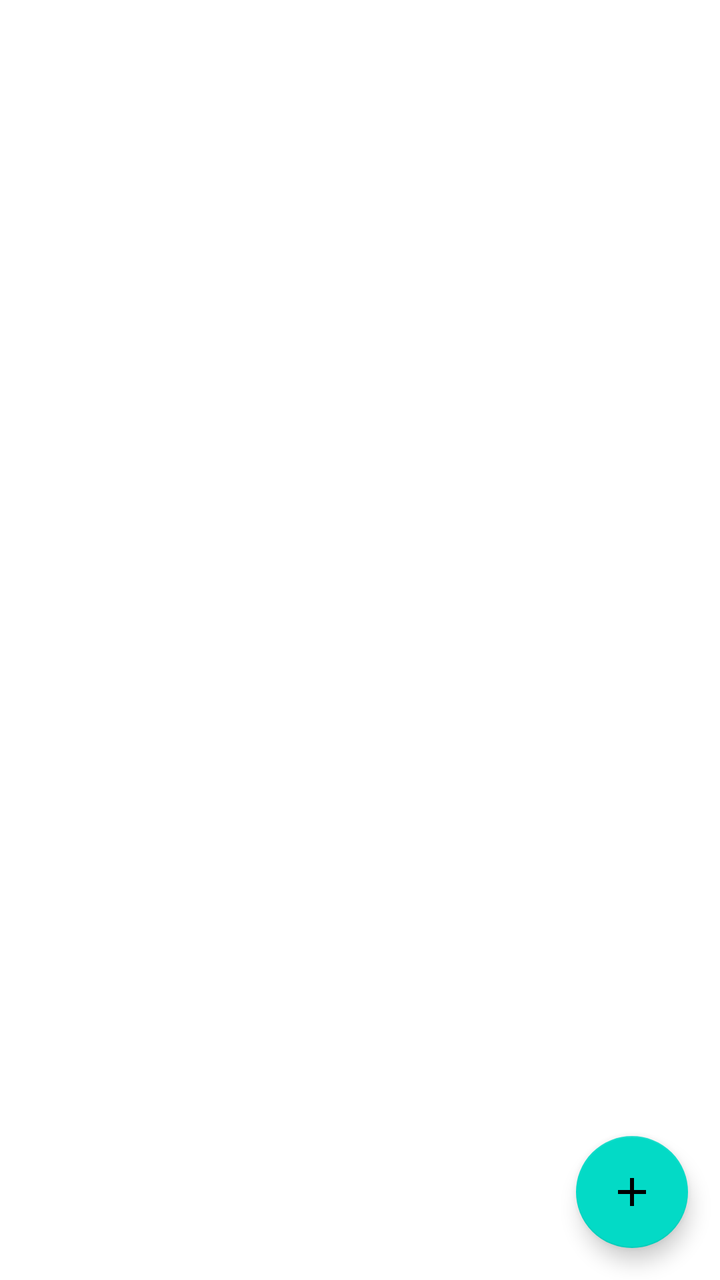
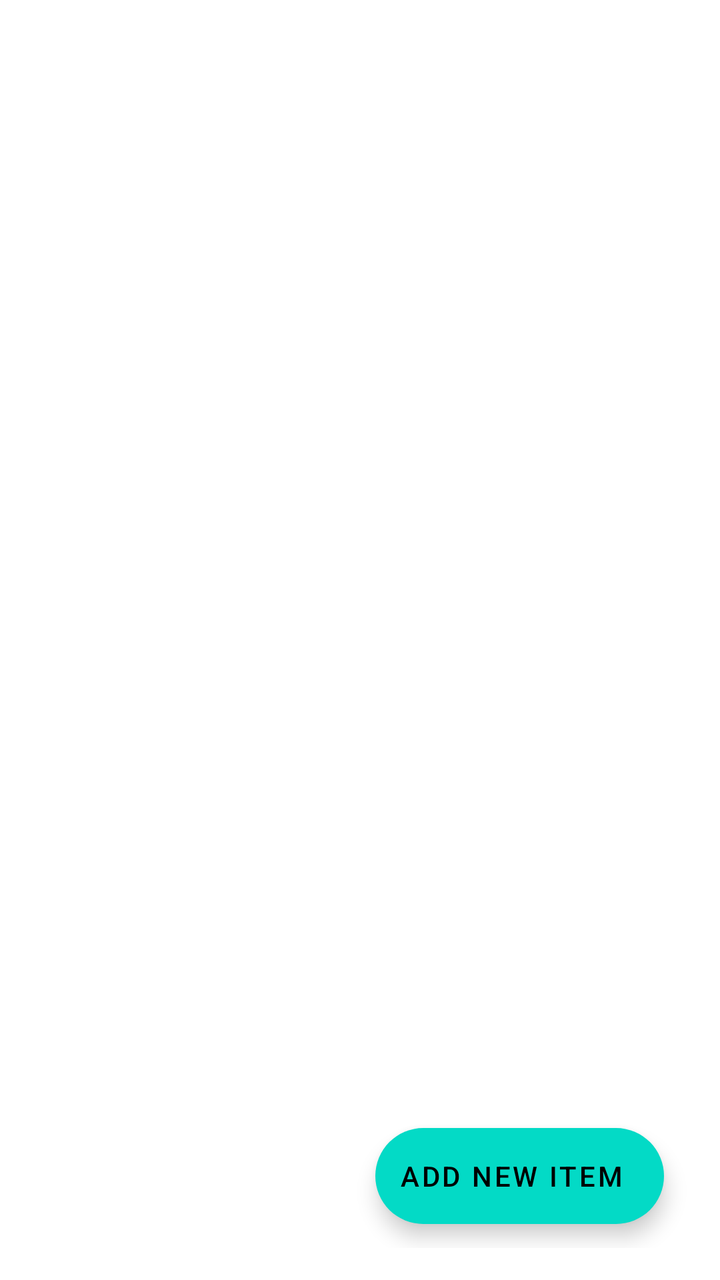

Compare the two renders of this Android layout. The source of the first and the diff that turns it into the second are given below.
<!-- AndroidManifest.xml: application theme Theme.CS360_Project -->
<!-- res/layout/activity_items.xml -->
<FrameLayout
    xmlns:android="http://schemas.android.com/apk/res/android"
    xmlns:tools="http://schemas.android.com/tools"
    android:layout_width="match_parent"
    android:layout_height="match_parent"
    tools:context=".view.Inventory_Activity">

    <androidx.recyclerview.widget.RecyclerView
        android:id="@+id/item_recycler_view"
        android:layout_width="match_parent"
        android:layout_height="match_parent"
        android:scrollbars="vertical"/>

    <com.google.android.material.floatingactionbutton.FloatingActionButton
        android:layout_width="wrap_content"
        android:layout_height="wrap_content"
        android:id="@+id/add_item_button"
        android:contentDescription="@string/add_item"
        android:layout_gravity="end|bottom"
        android:src="@drawable/add"
        android:layout_margin="16dp"/>

</FrameLayout>
<!-- resources referenced by this layout -->
<resources>
  <!-- drawable add (drawable) -->
  <vector xmlns:android="http://schemas.android.com/apk/res/android"
     android:width="24dp"
     android:height="24dp"
     android:viewportWidth="24.0"
     android:viewportHeight="24.0">
     <path
        android:fillColor="#FFFFFFFF"
        android:pathData="M19,13h-6v6h-2v-6H5v-2h6V5h2v6h6v2z"/>
  </vector>
  <string name="add_item">Add new item</string>
  <style name="Theme.CS360_Project" parent="Base.Theme.CS360_Project">
      </style>
  <style name="Base.Theme.CS360_Project" parent="Theme.MaterialComponents.DayNight.DarkActionBar">
          
          <item name="colorPrimary">@color/blue_800</item>
          <item name="colorPrimaryVariant">@color/blue_900</item>
          <item name="colorOnPrimary">@android:color/white</item>
      </style>
  <color name="blue_800">#0277BD</color>
  <color name="blue_900">#01579B</color>
</resources>

<!-- the commit's change to res/layout/activity_items.xml (unified diff, before → after) -->
@@ -11,13 +11,37 @@
         android:layout_height="match_parent"
         android:scrollbars="vertical"/>
 
-    <com.google.android.material.floatingactionbutton.FloatingActionButton
+    
+    <LinearLayout
         android:layout_width="wrap_content"
         android:layout_height="wrap_content"
-        android:id="@+id/add_item_button"
-        android:contentDescription="@string/add_item"
-        android:layout_gravity="end|bottom"
-        android:src="@drawable/add"
-        android:layout_margin="16dp"/>
+        android:layout_gravity="bottom|end"
+        android:layout_margin="16dp"
+        android:gravity="end"
+        android:orientation="vertical">
+
+        <com.google.android.material.floatingactionbutton.ExtendedFloatingActionButton
+            android:id="@+id/add_manually_button"
+            android:layout_width="wrap_content"
+            android:layout_height="wrap_content"
+            android:layout_margin="12dp"
+            android:text="@string/add_manually"
+            android:visibility="gone"/>
+        <com.google.android.material.floatingactionbutton.ExtendedFloatingActionButton
+            android:layout_width="wrap_content"
+            android:layout_height="wrap_content"
+            android:id="@+id/open_barcode_scanner"
+            android:layout_margin="12dp"
+            android:text="@string/scan_barcode"
+            android:visibility="gone"/>
+        <com.google.android.material.floatingactionbutton.ExtendedFloatingActionButton
+            android:layout_width="wrap_content"
+            android:layout_height="wrap_content"
+            android:id="@+id/add_item_button"
+            android:layout_margin="12dp"
+            android:text="@string/add_item"
+            android:src="@drawable/add"/>
+
+    </LinearLayout>
 
 </FrameLayout>
<!-- resource entries referenced after the edit -->
@@ -11,6 +11,8 @@
         android:pathData="M19,13h-6v6h-2v-6H5v-2h6V5h2v6h6v2z"/>
   </vector>
   <string name="add_item">Add new item</string>
+  <string name="add_manually">Add Manually</string>
+  <string name="scan_barcode">Scan Barcode</string>
   <style name="Theme.CS360_Project" parent="Base.Theme.CS360_Project">
       </style>
   <style name="Base.Theme.CS360_Project" parent="Theme.MaterialComponents.DayNight.DarkActionBar">
